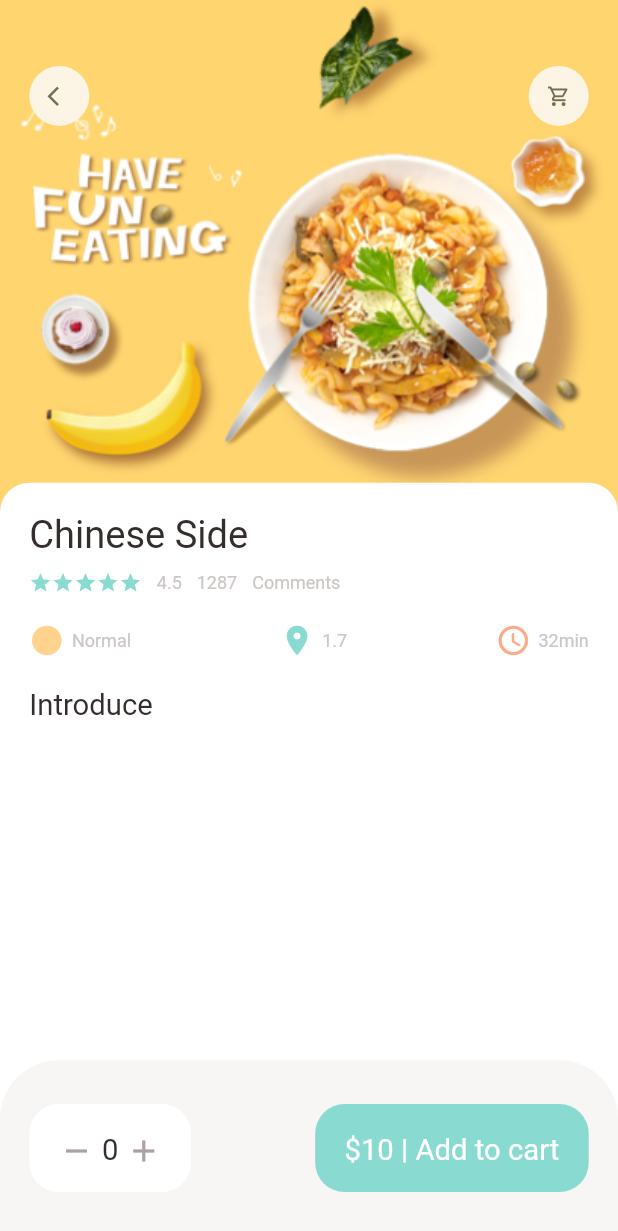
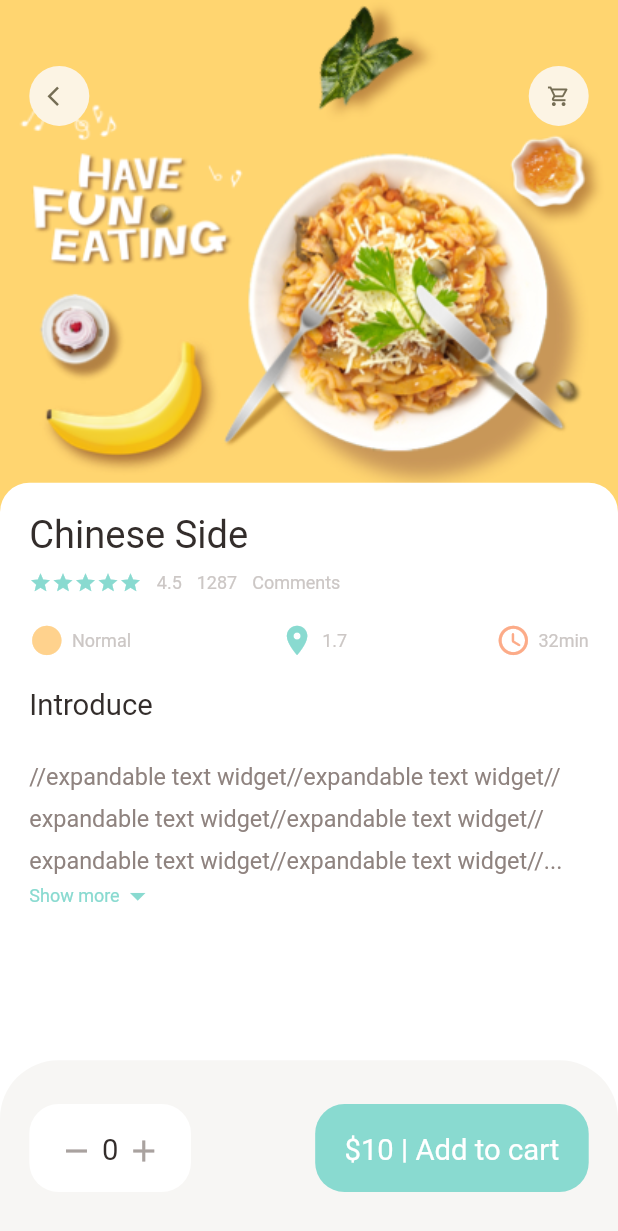
Before and after one commit to lazharkarem/food_delivery, a Flutter app: the screen it shows after launch, on a phone screen of 412 x 824 dp. Shown: the top 1231 px of the screen. Run offline on Flutter 3.47's test engine with Material 2 defaults, Android fonts, the phone set to English and light mode, and no system bars; our stand-ins replace dots_indicator, get; missing offline and left inert: dart:ffi.

Commit message:
FoodDetail Description Section

```diff
--- a/lib/pages/food/popular_food_detail.dart
+++ b/lib/pages/food/popular_food_detail.dart
@@ -5,6 +5,7 @@ import 'package:flutter/material.dart';
 import 'package:food_delivery/utils/dimensions.dart';
 import 'package:food_delivery/widgets/app_column.dart';
 import 'package:food_delivery/widgets/app_icon.dart';
+import 'package:food_delivery/widgets/expandable_text_widget.dart';
 
 import '../../utils/colors.dart';
 import '../../widgets/big_text.dart';
@@ -20,6 +21,7 @@ class PopularFoodDetail extends StatelessWidget {
       backgroundColor: Colors.white,
       body: Stack(
         children: [
+          //background image
           Positioned(
               left: 0,
               right: 0,
@@ -31,6 +33,7 @@ class PopularFoodDetail extends StatelessWidget {
                         fit: BoxFit.cover,
                         image: AssetImage("assets/image/food0.png"))),
               )),
+          //icon widgets
           Positioned(
               top: Dimensions.height45,
               left: Dimensions.width20,
@@ -42,6 +45,7 @@ class PopularFoodDetail extends StatelessWidget {
                   AppIcon(icon: Icons.shopping_cart_outlined)
                 ],
               )),
+          //introduction of food
           Positioned(
               left: 0,
               right: 0,
@@ -65,7 +69,17 @@ class PopularFoodDetail extends StatelessWidget {
                     SizedBox(
                       height: Dimensions.height20,
                     ),
-                    BigText(text: "Introduce")
+                    BigText(text: "Introduce"),
+                    SizedBox(
+                      height: Dimensions.height20,
+                    ),
+                    Expanded(
+                      child: SingleChildScrollView(
+                        child: ExpandableTextWidget(
+                            text:
+                                "//expandable text widget//expandable text widget//expandable text widget//expandable text widget//expandable text widget//expandable text widget//expandable text widget//expandable text widget//expandable text widget//expandable text widget//expandable text widget//expandable text widget"),
+                      ),
+                    ),
                   ],
                 ),
               ))
--- a/lib/utils/dimensions.dart
+++ b/lib/utils/dimensions.dart
@@ -20,6 +20,7 @@ class Dimensions {
   static double width30 = screenHeight / 28.13;
 
   //font size
+  static double font16 = screenHeight / 52.75;
   static double font20 = screenHeight / 42.2;
   static double font26 = screenHeight / 32.46;
 
--- /dev/null
+++ b/lib/widgets/expandable_text_widget.dart
@@ -0,0 +1,82 @@
+// ignore_for_file: prefer_const_constructors_in_immutables
+
+import 'dart:ffi';
+
+import 'package:flutter/cupertino.dart';
+import 'package:flutter/material.dart';
+import 'package:food_delivery/utils/colors.dart';
+import 'package:food_delivery/utils/dimensions.dart';
+import 'package:food_delivery/widgets/small_text.dart';
+
+class ExpandableTextWidget extends StatefulWidget {
+  final String text;
+  ExpandableTextWidget({Key? key, required this.text}) : super(key: key);
+
+  @override
+  _ExpandableTextWidgetState createState() => _ExpandableTextWidgetState();
+}
+
+class _ExpandableTextWidgetState extends State<ExpandableTextWidget> {
+  late String firstHalf;
+  late String secondHalf;
+
+  bool hiddenText = true;
+
+  double textHeight = Dimensions.screenHeight / 5.63;
+
+  @override
+  initState() {
+    super.initState();
+    if (widget.text.length > textHeight) {
+      firstHalf = widget.text.substring(0, textHeight.toInt());
+      secondHalf =
+          widget.text.substring(textHeight.toInt() + 1, widget.text.length);
+    } else {
+      firstHalf = widget.text;
+      secondHalf = "";
+    }
+  }
+
+  @override
+  Widget build(BuildContext context) {
+    return Container(
+      child: secondHalf.isEmpty
+          ? SmallText(
+              color: AppColors.paraColor,
+              size: Dimensions.font16,
+              text: firstHalf)
+          : Column(
+              children: [
+                SmallText(
+                    height: 1.8,
+                    color: AppColors.paraColor,
+                    size: Dimensions.font16,
+                    text: hiddenText
+                        ? (firstHalf + "...")
+                        : (firstHalf + secondHalf)),
+                InkWell(
+                  onTap: () => {
+                    setState(() {
+                      hiddenText = !hiddenText;
+                    })
+                  },
+                  child: Row(
+                    children: [
+                      SmallText(
+                        text: "Show more",
+                        color: AppColors.mainColor,
+                      ),
+                      Icon(
+                        hiddenText
+                            ? Icons.arrow_drop_down
+                            : Icons.arrow_drop_up,
+                        color: AppColors.mainColor,
+                      )
+                    ],
+                  ),
+                )
+              ],
+            ),
+    );
+  }
+}
```
